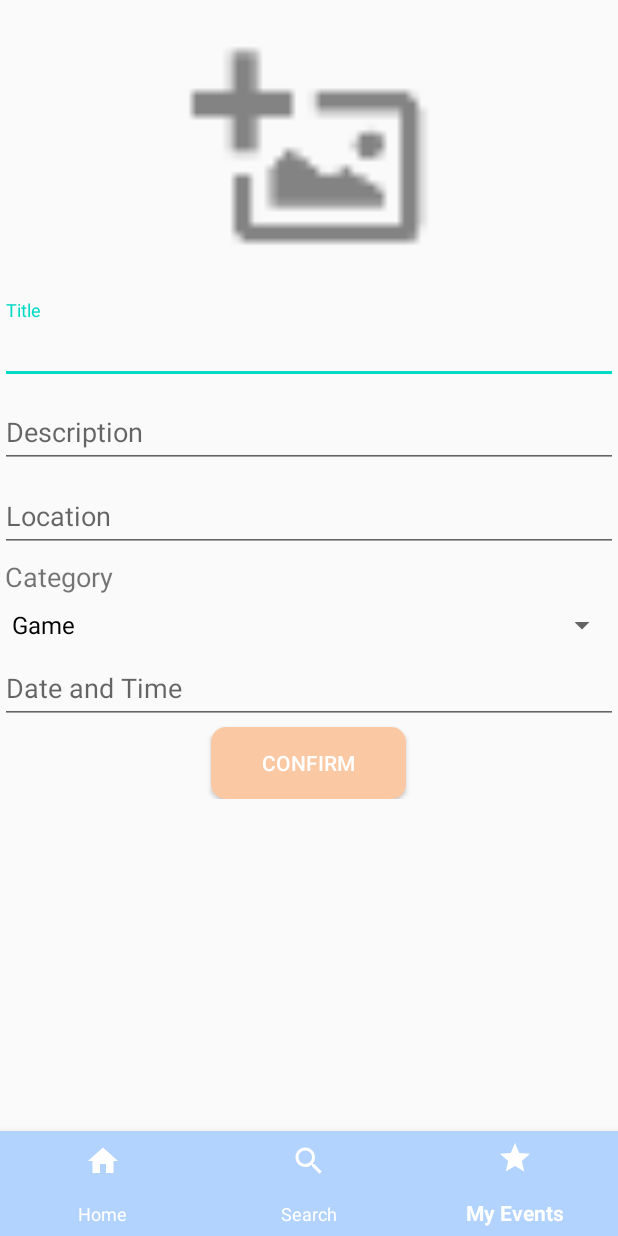
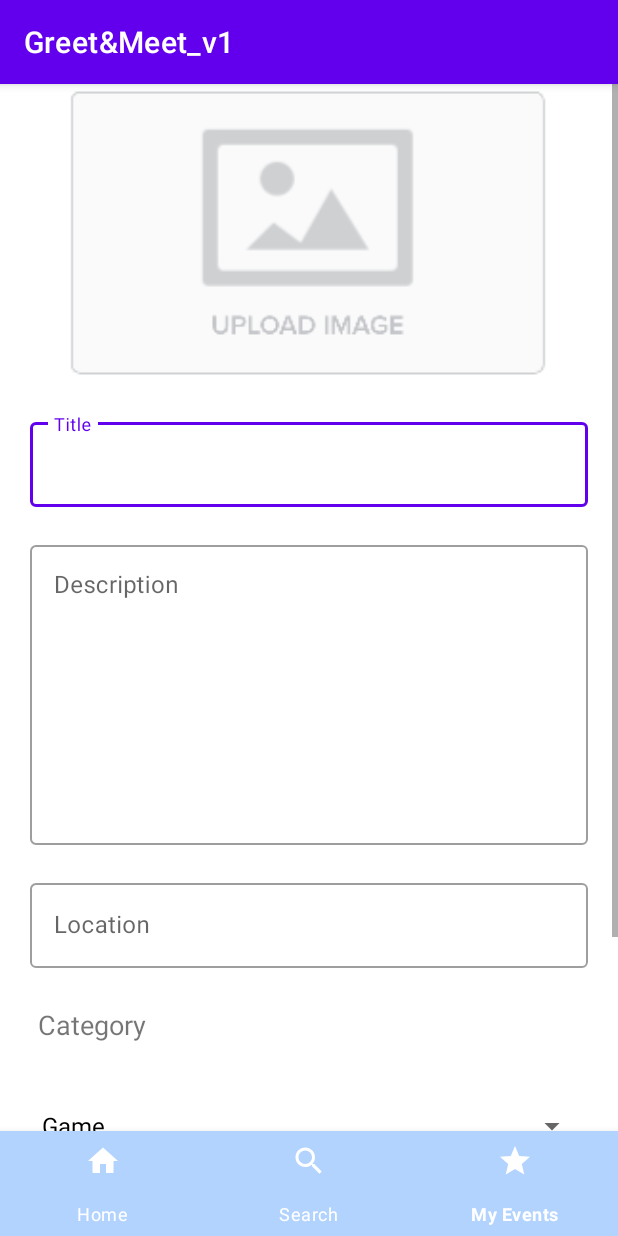
Before and after one commit to rileychin/greet-and-meet, an Android app: the CreateGroup screen opened directly, with no data from a screen before it, on a phone screen of 412 x 824 dp. Run offline under Robolectric (Android 15) with nearby library versions, the phone set to English and light mode, and no system bars; our stand-ins replace Firebase (no records; nobody signed in at launch, a user with empty details on screens opened directly), Picasso.

Commit message:
added new MyEvents page for third tab in bottom navigation view,changed intents for navigation views.

```diff
--- a/app/src/main/java/com/example/greetmeet_v1/CreateGroup.java
+++ b/app/src/main/java/com/example/greetmeet_v1/CreateGroup.java
@@ -203,7 +203,7 @@ public class CreateGroup extends AppCompatActivity {
             public void onClick(View view){
 
                 if (groupName.getText().toString().trim().isEmpty() || groupDesc.getText().toString().trim().isEmpty() || groupLoc.getText().toString().trim().isEmpty()){
-                    Toast.makeText(CreateGroup.this,"Missing Data Fields!",Toast.LENGTH_LONG).show();
+                    Toast.makeText(CreateGroup.this,"Missing Fields!",Toast.LENGTH_LONG).show();
                 }
                 else{
                     final String groupId  = databaseReference.push().getKey();
@@ -247,7 +247,7 @@ public class CreateGroup extends AppCompatActivity {
             @Override
             public boolean onNavigationItemSelected(@NonNull MenuItem item) {
                 int id = item.getItemId();
-                if (id == R.id.ic_account) {
+                if (id == R.id.ic_events) {
                     Intent intent3 = new Intent(CreateGroup.this, MyEvents.class);
                     startActivity(intent3);
                     //finish();
--- a/app/src/main/java/com/example/greetmeet_v1/EventDetails.java
+++ b/app/src/main/java/com/example/greetmeet_v1/EventDetails.java
@@ -775,7 +775,7 @@ public class EventDetails extends AppCompatActivity {
             @Override
             public boolean onNavigationItemSelected(@NonNull MenuItem item) {
                 int id = item.getItemId();
-                if (id == R.id.ic_account) {
+                if (id == R.id.ic_events) {
                     Intent intent3 = new Intent(EventDetails.this,MyEvents.class);
                     startActivity(intent3);
                     //finish();
--- a/app/src/main/java/com/example/greetmeet_v1/MainFeed.java
+++ b/app/src/main/java/com/example/greetmeet_v1/MainFeed.java
@@ -122,7 +122,7 @@ public class MainFeed extends AppCompatActivity{
             @Override
             public boolean onNavigationItemSelected(@NonNull MenuItem item) {
                 int id = item.getItemId();
-                if (id == R.id.ic_account) {
+                if (id == R.id.ic_events) {
                     Intent intent1 = new Intent(MainFeed.this, MyEvents.class);
                     startActivity(intent1);
                     //finish();
--- a/app/src/main/java/com/example/greetmeet_v1/SearchAdapter.java
+++ b/app/src/main/java/com/example/greetmeet_v1/SearchAdapter.java
@@ -103,7 +103,7 @@ public class SearchAdapter extends RecyclerView.Adapter<SearchAdapter.SearchView
     };
 
     public class SearchViewHolder extends RecyclerView.ViewHolder implements View.OnClickListener{
-        TextView gName;
+        TextView gName, gCategory, gLoc,gDate,gDesc;
         ImageView gPic;
 
         public SearchViewHolder(@NonNull View itemView) {
--- /dev/null
+++ b/app/src/main/res/drawable/box.xml
@@ -0,0 +1,4 @@
+<shape xmlns:android="http://schemas.android.com/apk/res/android" android:shape="rectangle" >
+    <solid android:color="@android:color/white" />
+    <stroke android:width="1dip" android:color="#4fa5d5"/>
+</shape>
--- a/app/src/main/res/layout/activity_create_group.xml
+++ b/app/src/main/res/layout/activity_create_group.xml
@@ -50,9 +50,14 @@
                 app:layout_constraintEnd_toEndOf="parent"
                 app:layout_constraintStart_toStartOf="parent"
                 app:layout_constraintTop_toTopOf="parent"
-                android:src="@drawable/ic_action_name"/>
+                android:src="@drawable/weebly_image_sample"/>
 
             <com.google.android.material.textfield.TextInputLayout
+                android:layout_marginTop="20dp"
+                android:layout_marginLeft="20dp"
+                android:layout_marginRight="20dp"
+                android:id="@+id/outlined_text_input_layout"
+                style= "@style/Widget.MaterialComponents.TextInputLayout.OutlinedBox"
                 android:layout_width="match_parent"
                 android:layout_height="wrap_content"
                 app:hintAnimationEnabled="false"
@@ -68,6 +73,10 @@
 
 
             <com.google.android.material.textfield.TextInputLayout
+                android:layout_marginTop="20dp"
+                android:layout_marginLeft="20dp"
+                android:layout_marginRight="20dp"
+                style= "@style/Widget.MaterialComponents.TextInputLayout.OutlinedBox"
                 android:layout_width="match_parent"
                 android:layout_height="wrap_content"
                 app:hintAnimationEnabled="false"
@@ -77,6 +86,8 @@
 
                 <com.google.android.material.textfield.TextInputEditText
                     android:id="@+id/gDesc"
+                    android:gravity="top|start"
+                    android:minHeight="200dp"
                     android:layout_width="match_parent"
                     android:layout_height="wrap_content"
                     android:hint="Description"
@@ -85,6 +96,10 @@
 
 
             <com.google.android.material.textfield.TextInputLayout
+                android:layout_marginTop="20dp"
+                android:layout_marginLeft="20dp"
+                android:layout_marginRight="20dp"
+                style= "@style/Widget.MaterialComponents.TextInputLayout.OutlinedBox"
                 android:layout_width="match_parent"
                 android:layout_height="wrap_content"
                 app:hintAnimationEnabled="false"
@@ -98,7 +113,10 @@
                     android:hint="Location" />
             </com.google.android.material.textfield.TextInputLayout>
 
+
             <TextView
+                android:layout_marginStart="10dp"
+                android:layout_margin="25dp"
                 android:layout_width="match_parent"
                 android:layout_height="wrap_content"
                 android:text="Category"
@@ -108,6 +126,7 @@
 
             <Spinner
                 android:id="@+id/categorySpinner"
+                android:layout_margin="20dp"
                 android:layout_width="match_parent"
                 android:layout_height="20dp"
                 android:layout_marginTop="10dp"
@@ -117,6 +136,10 @@
                 app:layout_constraintStart_toStartOf="parent" />
 
             <com.google.android.material.textfield.TextInputLayout
+                android:layout_marginTop="20dp"
+                android:layout_marginLeft="20dp"
+                android:layout_marginRight="20dp"
+                style= "@style/Widget.MaterialComponents.TextInputLayout.OutlinedBox"
                 android:layout_width="match_parent"
                 android:layout_height="wrap_content"
                 app:hintAnimationEnabled="false"
@@ -126,6 +149,7 @@
 
                 <com.google.android.material.textfield.TextInputEditText
                     android:id="@+id/DateTimeSelector"
+                    android:background="@drawable/box"
                     android:layout_width="match_parent"
                     android:layout_height="wrap_content"
                     android:hint="Date and Time"
--- a/app/src/main/res/layout/activity_event_details.xml
+++ b/app/src/main/res/layout/activity_event_details.xml
@@ -83,7 +83,6 @@
         android:paddingBottom="10dp"
         android:paddingTop="10dp"
         android:background="#B3D3FF"
-        app:srcCompat="@drawable/ic_baseline_settings_24"
         app:layout_constraintTop_toTopOf="parent"
         android:layout_marginTop="11dp"
         app:layout_constraintLeft_toLeftOf="parent"
@@ -101,8 +100,7 @@
         app:layout_constraintBottom_toTopOf="@id/navigation"
         app:layout_constraintTop_toBottomOf="@id/eventImg"
         app:layout_constraintVertical_bias="0.0"
-        app:layout_constraintHorizontal_bias="0.0"
-        android:background="@drawable/rounded_edittext">
+        app:layout_constraintHorizontal_bias="0.0">
 
         <androidx.constraintlayout.widget.ConstraintLayout
             android:layout_width="match_parent"
--- a/app/src/main/res/layout/activity_main_feed.xml
+++ b/app/src/main/res/layout/activity_main_feed.xml
@@ -102,7 +102,6 @@
         android:paddingBottom="10dp"
         android:paddingTop="10dp"
         android:background="#B3D3FF"
-        app:srcCompat="@drawable/ic_baseline_settings_24"
         app:layout_constraintTop_toTopOf="parent"
         android:layout_marginTop="11dp"
         app:layout_constraintLeft_toLeftOf="parent"
--- a/app/src/main/res/layout/activity_my_events.xml
+++ b/app/src/main/res/layout/activity_my_events.xml
@@ -46,7 +46,6 @@
         android:paddingBottom="10dp"
         android:paddingTop="10dp"
         android:background="#B3D3FF"
-        app:srcCompat="@drawable/ic_baseline_settings_24"
         app:layout_constraintTop_toTopOf="parent"
         android:layout_marginTop="11dp"
         app:layout_constraintLeft_toLeftOf="parent"
--- a/app/src/main/res/layout/activity_search.xml
+++ b/app/src/main/res/layout/activity_search.xml
@@ -46,7 +46,6 @@
         android:paddingBottom="10dp"
         android:paddingTop="10dp"
         android:background="#B3D3FF"
-        app:srcCompat="@drawable/ic_baseline_settings_24"
         app:layout_constraintTop_toTopOf="parent"
         android:layout_marginTop="11dp"
         app:layout_constraintLeft_toLeftOf="parent"
--- a/app/src/main/res/menu/nav_menu.xml
+++ b/app/src/main/res/menu/nav_menu.xml
@@ -15,7 +15,7 @@
         app:showAsAction="ifRoom"/>
 
     <item
-        android:id="@+id/ic_account"
+        android:id="@+id/ic_events"
         android:icon="@drawable/ic_baseline_star_24"
         android:title="My Events"
         app:showAsAction="ifRoom"/>
--- a/app/src/main/res/values/styles.xml
+++ b/app/src/main/res/values/styles.xml
@@ -1,6 +1,6 @@
 <resources>
     <!-- Base application theme. -->
-    <style name="AppTheme" parent="Theme.AppCompat.Light.NoActionBar">
+    <style name="AppTheme" parent="Theme.MaterialComponents.Light.DarkActionBar">
         <!-- Customize your theme here. -->
         <item name="colorPrimary">@color/colorPrimary</item>
         <item name="colorPrimaryDark">@color/colorPrimaryDark</item>
```
Also changed, not shown: app/src/main/java/com/example/greetmeet_v1/AdapterClass.java (+38 -0 lines), app/src/main/java/com/example/greetmeet_v1/MyEvents.java (+12 -8 lines), app/src/main/java/com/example/greetmeet_v1/MyProfile.java (+5 -5 lines), app/src/main/java/com/example/greetmeet_v1/SearchActivity.java (+4 -4 lines), app/src/main/res/drawable/rounded_corner.xml (added, +9 -0 lines), app/src/main/res/drawable-xxhdpi/weebly_image_sample.png (added).
